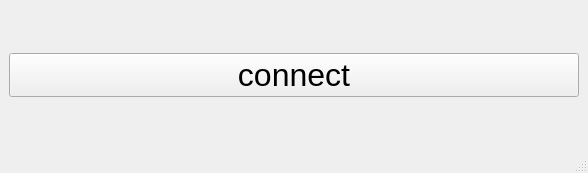
Above: examples/QtWidgets/Qt6CMake-main/forms/mainwindow.ui from Pfannex/IEC61850_Qt before the change. Below: the same form after it.
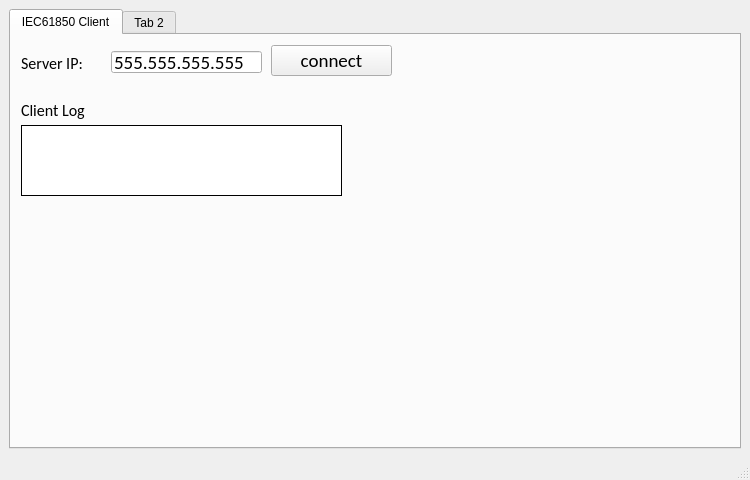
That is the form after the change.

```diff
--- a/examples/QtWidgets/Qt6CMake-main/forms/mainwindow.ui
+++ b/examples/QtWidgets/Qt6CMake-main/forms/mainwindow.ui
@@ -6,8 +6,8 @@
    <rect>
     <x>0</x>
     <y>0</y>
-    <width>588</width>
-    <height>173</height>
+    <width>750</width>
+    <height>480</height>
    </rect>
   </property>
   <property name="windowTitle">
@@ -15,16 +15,113 @@
   </property>
   <widget class="QWidget" name="centralwidget">
    <layout class="QGridLayout" name="gridLayout">
-    <item row="0" column="0">
-     <widget class="QPushButton" name="pushButton">
-      <property name="font">
-       <font>
-        <pointsize>24</pointsize>
-       </font>
+    <item row="0" column="1">
+     <widget class="QTabWidget" name="tabWidget">
+      <property name="currentIndex">
+       <number>0</number>
       </property>
-      <property name="text">
-       <string>connect</string>
-      </property>
+      <widget class="QWidget" name="tab">
+       <attribute name="title">
+        <string>IEC61850 Client</string>
+       </attribute>
+       <widget class="QPushButton" name="bu_connect">
+        <property name="geometry">
+         <rect>
+          <x>260</x>
+          <y>10</y>
+          <width>121</width>
+          <height>31</height>
+         </rect>
+        </property>
+        <property name="font">
+         <font>
+          <family>Calibri</family>
+          <pointsize>14</pointsize>
+         </font>
+        </property>
+        <property name="text">
+         <string>connect</string>
+        </property>
+       </widget>
+       <widget class="QLineEdit" name="tb_serverIp">
+        <property name="geometry">
+         <rect>
+          <x>100</x>
+          <y>16</y>
+          <width>151</width>
+          <height>22</height>
+         </rect>
+        </property>
+        <property name="font">
+         <font>
+          <family>Calibri</family>
+          <pointsize>14</pointsize>
+         </font>
+        </property>
+        <property name="text">
+         <string>555.555.555.555</string>
+        </property>
+       </widget>
+       <widget class="QLabel" name="label">
+        <property name="geometry">
+         <rect>
+          <x>10</x>
+          <y>13</y>
+          <width>81</width>
+          <height>31</height>
+         </rect>
+        </property>
+        <property name="font">
+         <font>
+          <family>Calibri</family>
+          <pointsize>12</pointsize>
+         </font>
+        </property>
+        <property name="text">
+         <string>Server IP:</string>
+        </property>
+       </widget>
+       <widget class="QTextEdit" name="tb_serverLog">
+        <property name="geometry">
+         <rect>
+          <x>10</x>
+          <y>90</y>
+          <width>321</width>
+          <height>71</height>
+         </rect>
+        </property>
+        <property name="frameShape">
+         <enum>QFrame::Box</enum>
+        </property>
+        <property name="frameShadow">
+         <enum>QFrame::Plain</enum>
+        </property>
+       </widget>
+       <widget class="QLabel" name="label_2">
+        <property name="geometry">
+         <rect>
+          <x>10</x>
+          <y>60</y>
+          <width>81</width>
+          <height>31</height>
+         </rect>
+        </property>
+        <property name="font">
+         <font>
+          <family>Calibri</family>
+          <pointsize>12</pointsize>
+         </font>
+        </property>
+        <property name="text">
+         <string>Client Log</string>
+        </property>
+       </widget>
+      </widget>
+      <widget class="QWidget" name="tab_2">
+       <attribute name="title">
+        <string>Tab 2</string>
+       </attribute>
+      </widget>
      </widget>
     </item>
    </layout>
```
Left out of the diff: 2 changed lines with no effect on the pictures.
